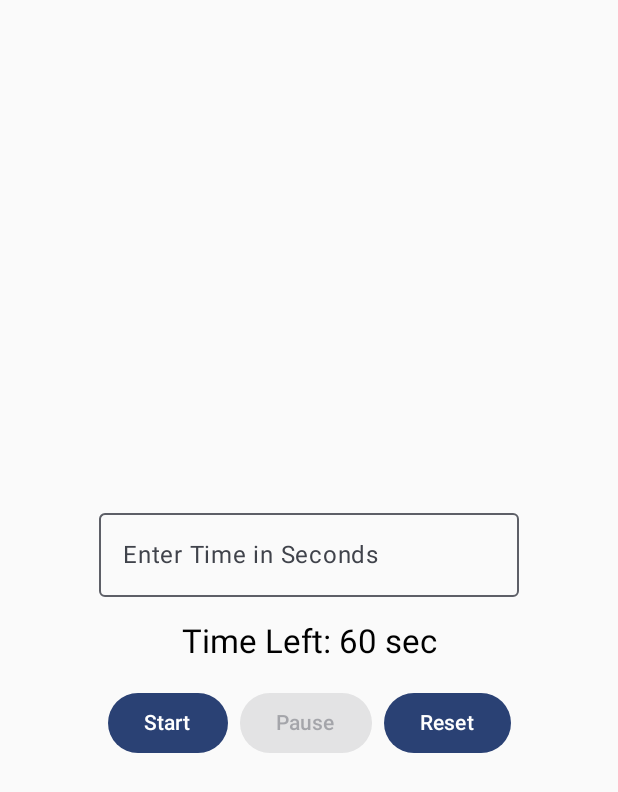
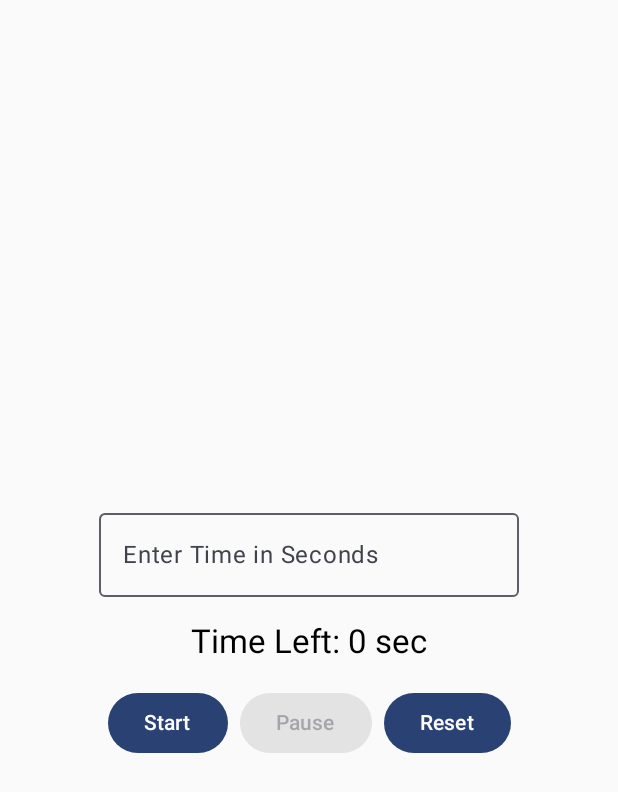
Before and after one commit to ShriramMapalakaje/Simple-Timer-App-in-Kotlin, an Android app built with Jetpack Compose: the screen it shows after launch (MainActivity), after a tap on "Reset", on a phone screen of 412 x 824 dp. Shown: the top 792 px of the screen. Run offline under Robolectric (Android 15) with nearby library versions, the phone set to English and light mode, and no system bars.

Commit message:
Updated timer logic

```diff
--- a/app/src/main/java/com/example/timerapp/MainActivity.kt
+++ b/app/src/main/java/com/example/timerapp/MainActivity.kt
@@ -90,7 +90,7 @@ fun SimpleTimerApp() {
                 Text("Pause")
             }
             Spacer(modifier = Modifier.width(8.dp))
-            Button(onClick = { timeLeft = 60; isRunning = false }) {
+            Button(onClick = { timeLeft = 0; isRunning = false }) {
                 Text("Reset")
             }
         }
```
